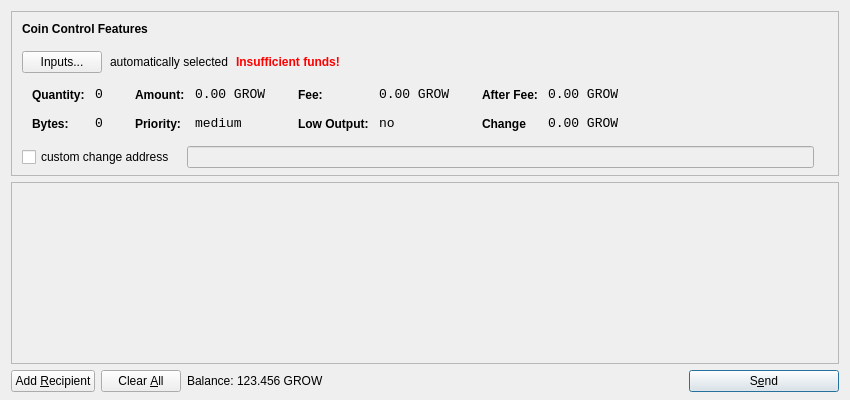
This is src/qt/forms/sendcoinsdialog.ui in SoonCoin/Corgicoinnew as Qt 5 draws it before an edit. The edited form follows.
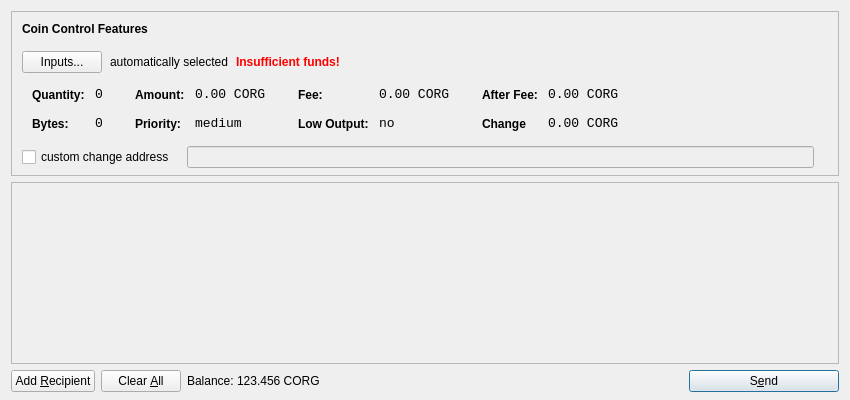
This is the edited form. Icons and pictures are not drawn.

Commit message: renamed old name to new

```diff
--- a/src/qt/forms/sendcoinsdialog.ui
+++ b/src/qt/forms/sendcoinsdialog.ui
@@ -321,7 +321,7 @@
                   <enum>Qt::ActionsContextMenu</enum>
                  </property>
                  <property name="text">
-                  <string>0.00 GROW</string>
+                  <string>0.00 CORG</string>
                  </property>
                  <property name="textInteractionFlags">
                   <set>Qt::LinksAccessibleByMouse|Qt::TextSelectableByKeyboard|Qt::TextSelectableByMouse</set>
@@ -407,7 +407,7 @@
                   <enum>Qt::ActionsContextMenu</enum>
                  </property>
                  <property name="text">
-                  <string>0.00 GROW</string>
+                  <string>0.00 CORG</string>
                  </property>
                  <property name="textInteractionFlags">
                   <set>Qt::LinksAccessibleByMouse|Qt::TextSelectableByKeyboard|Qt::TextSelectableByMouse</set>
@@ -493,7 +493,7 @@
                   <enum>Qt::ActionsContextMenu</enum>
                  </property>
                  <property name="text">
-                  <string>0.00 GROW</string>
+                  <string>0.00 CORG</string>
                  </property>
                  <property name="textInteractionFlags">
                   <set>Qt::LinksAccessibleByMouse|Qt::TextSelectableByKeyboard|Qt::TextSelectableByMouse</set>
@@ -525,7 +525,7 @@
                   <enum>Qt::ActionsContextMenu</enum>
                  </property>
                  <property name="text">
-                  <string>0.00 GROW</string>
+                  <string>0.00 CORG</string>
                  </property>
                  <property name="textInteractionFlags">
                   <set>Qt::LinksAccessibleByMouse|Qt::TextSelectableByKeyboard|Qt::TextSelectableByMouse</set>
@@ -732,7 +732,7 @@
           <cursorShape>IBeamCursor</cursorShape>
          </property>
          <property name="text">
-          <string>123.456 GROW</string>
+          <string>123.456 CORG</string>
          </property>
          <property name="textInteractionFlags">
           <set>Qt::LinksAccessibleByMouse|Qt::TextSelectableByKeyboard|Qt::TextSelectableByMouse</set>
```
